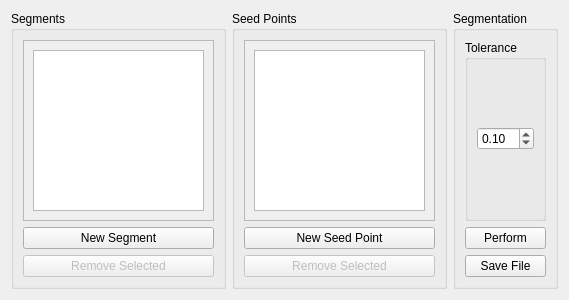
First picture: the form in source/segmentation/RegionGrowingSegmentationWidget.ui, repository josefkoller/ambient_image_processor, before the edit.
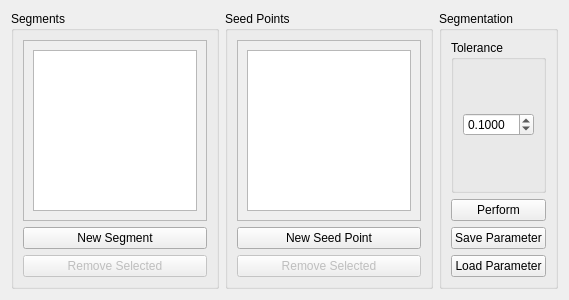
Second picture: the form after the edit.

The edit to the form file:
```diff
--- a/source/segmentation/RegionGrowingSegmentationWidget.ui
+++ b/source/segmentation/RegionGrowingSegmentationWidget.ui
@@ -30,8 +30,8 @@
           <rect>
            <x>0</x>
            <y>0</y>
-           <width>178</width>
-           <height>168</height>
+           <width>172</width>
+           <height>174</height>
           </rect>
          </property>
          <layout class="QVBoxLayout" name="verticalLayout_7">
@@ -78,8 +78,8 @@
           <rect>
            <x>0</x>
            <y>0</y>
-           <width>179</width>
-           <height>168</height>
+           <width>172</width>
+           <height>174</height>
           </rect>
          </property>
          <layout class="QVBoxLayout" name="verticalLayout_12">
@@ -124,6 +124,9 @@
         <layout class="QVBoxLayout" name="verticalLayout">
          <item>
           <widget class="QDoubleSpinBox" name="toleranceSpinbox">
+           <property name="decimals">
+            <number>4</number>
+           </property>
            <property name="value">
             <double>0.100000000000000</double>
            </property>
@@ -142,7 +145,14 @@
       <item>
        <widget class="QPushButton" name="saveSegmentationButton">
         <property name="text">
-         <string>Save File</string>
+         <string>Save Parameter</string>
+        </property>
+       </widget>
+      </item>
+      <item>
+       <widget class="QPushButton" name="load_ParameterButton">
+        <property name="text">
+         <string>Load Parameter</string>
         </property>
        </widget>
       </item>
```
Left out of the diff: 2 changed lines with no effect on the pictures.
